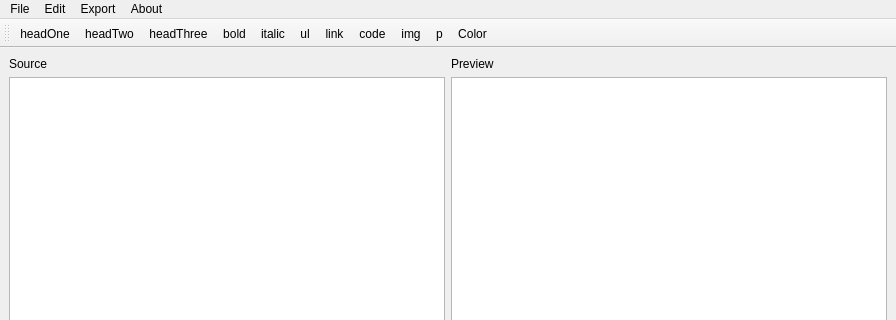
Qt form src/ui/mainwindow.ui (pavelkral/mdedit) before a commit; both pictures show x 0 to 896 and y 0 to 320 of the 896 by 779 pixel window.
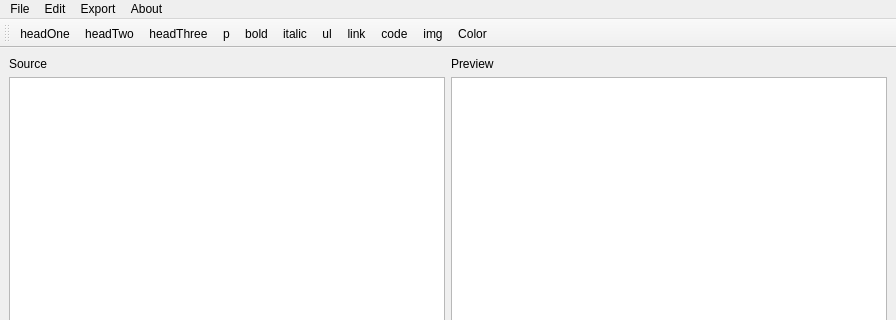
The same form after that commit. Icons and pictures are not drawn.

Commit message:
Update syntax highlighting and UI actions
Improved HTML syntax highlighting colors in htmlhighlighter.cpp for better readability. Fixed an include typo and set default size for ColorPicker in mainwindow.cpp. Updated mainwindow.ui to reorder the 'actionP' action for consistency. Replaced wedit.png with mdedit.jpg in media assets.

```diff
--- a/src/ui/mainwindow.ui
+++ b/src/ui/mainwindow.ui
@@ -135,13 +135,13 @@
    <addaction name="actionH1"/>
    <addaction name="actionH2"/>
    <addaction name="actionH3"/>
+   <addaction name="actionP"/>
    <addaction name="actionBold"/>
    <addaction name="actionItalic"/>
    <addaction name="actionUl"/>
    <addaction name="actionLink"/>
    <addaction name="actionCode"/>
    <addaction name="actionImg"/>
-   <addaction name="actionP"/>
    <addaction name="actionColor"/>
   </widget>
   <action name="actionFileOpen">
```
The commit also changes 4 other files.
